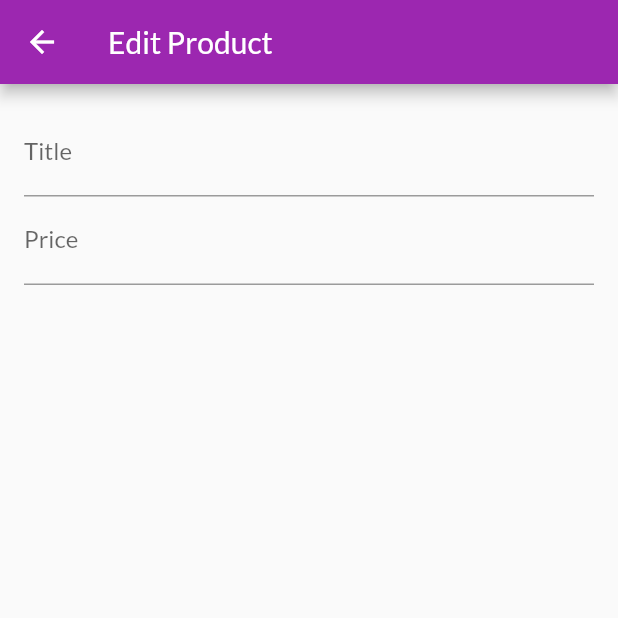
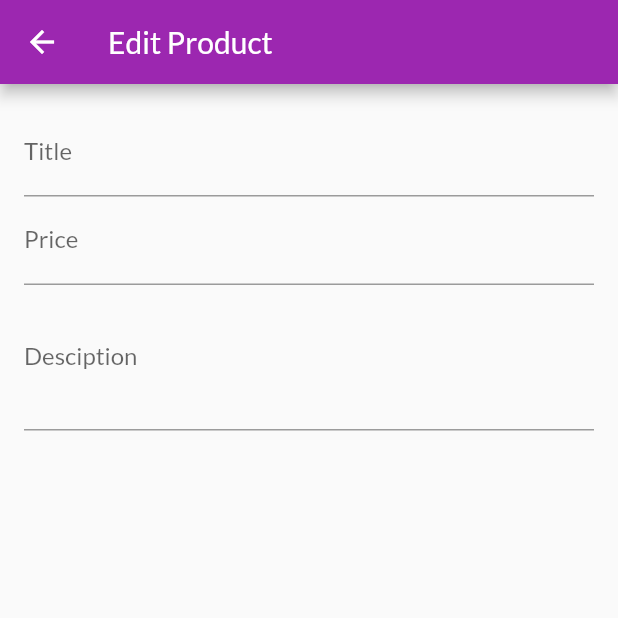
Before and after one commit to JoelEspinal/shop_app, a Flutter app: the EditProductScreen screen opened by its route, on a phone screen of 412 x 824 dp, the top half of it. Run offline on Flutter 3.47's test engine with Material 2 defaults, Android fonts, the phone set to English and light mode, and no system bars; network calls fail.

Commit message:
Add description text form field and dispose focus variables

```diff
--- a/lib/screens/edit_product_screen.dart
+++ b/lib/screens/edit_product_screen.dart
@@ -9,6 +9,14 @@ class EditProductScreen extends StatefulWidget {
 
 class _EditProductScreenState extends State<EditProductScreen> {
   final _priceFocusNode = FocusNode();
+  final _descriptionFocusNode = FocusNode();
+
+  @override
+  void dispose() {
+    _priceFocusNode.dispose();
+    _descriptionFocusNode.dispose();
+    super.dispose();
+  }
 
   @override
   Widget build(BuildContext context) {
@@ -31,6 +39,15 @@ class _EditProductScreenState extends State<EditProductScreen> {
               textInputAction: TextInputAction.next,
               keyboardType: TextInputType.number,
               focusNode: _priceFocusNode,
+              onFieldSubmitted: (_) {
+                FocusScope.of(context).requestFocus(_descriptionFocusNode);
+              },
+            ),
+            TextFormField(
+              decoration: InputDecoration(labelText: 'Desciption'),
+              maxLines: 3,
+              keyboardType: TextInputType.multiline,
+              focusNode: _descriptionFocusNode,
             ),
           ],
         )),
```
